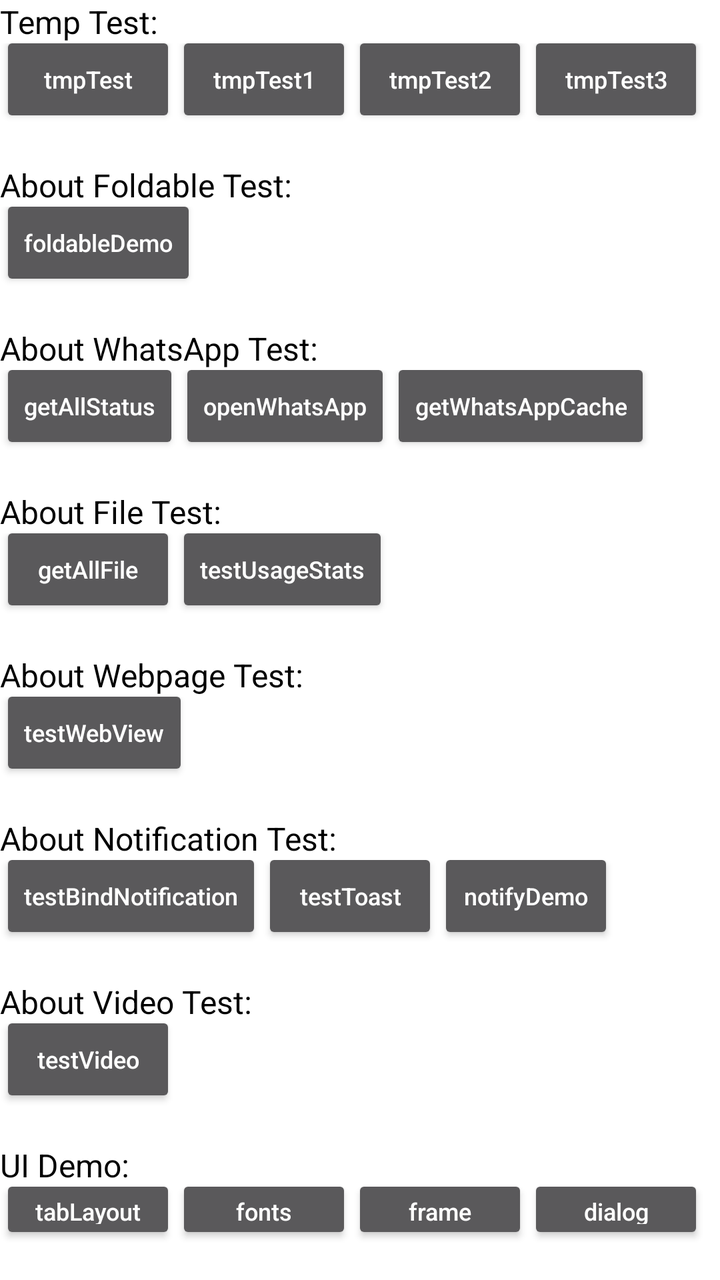
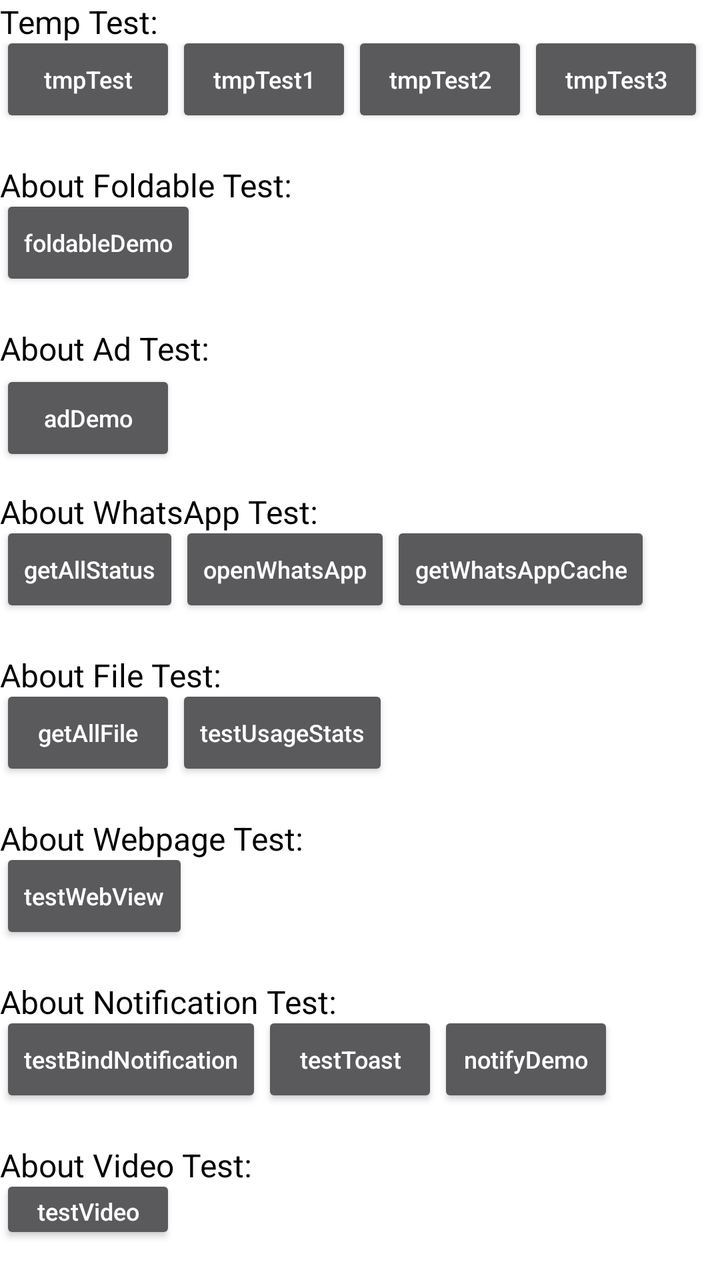

The first picture is an Android layout as it rendered before a commit; the second is the same layout after the commit. The layout source and the unified diff follow.
<!-- AndroidManifest.xml: activity theme ActivityMain -->
<!-- res/layout/activity_main.xml -->
<?xml version="1.0" encoding="utf-8"?>
<LinearLayout xmlns:android="http://schemas.android.com/apk/res/android"
    xmlns:tools="http://schemas.android.com/tools"
    android:layout_width="match_parent"
    android:layout_height="match_parent"
    android:background="@color/white"
    android:orientation="vertical"
    tools:context=".MainActivity">

    <LinearLayout
        android:id="@+id/rootView"
        android:layout_width="match_parent"
        android:layout_height="wrap_content"
        android:gravity="center_vertical"
        android:orientation="vertical">

        <TextView
            android:layout_width="wrap_content"
            android:layout_height="wrap_content"
            android:text="Temp Test: "
            android:textColor="@color/black"
            android:textSize="@dimen/dp_16"
            android:typeface="normal" />

        <LinearLayout
            android:layout_width="match_parent"
            android:layout_height="wrap_content"
            android:gravity="center_vertical"
            android:orientation="horizontal">

            <Button
                android:id="@+id/tmpTest"
                android:layout_width="wrap_content"
                android:layout_height="wrap_content"
                android:layout_marginBottom="12dp"
                android:text="tmpTest"
                android:textAllCaps="false"
                android:textSize="12dp" />

            <Button
                android:id="@+id/tmpTest1"
                android:layout_width="wrap_content"
                android:layout_height="wrap_content"
                android:layout_marginBottom="12dp"
                android:text="tmpTest1"
                android:textAllCaps="false"
                android:textSize="12dp" />

            <Button
                android:id="@+id/tmpTest2"
                android:layout_width="wrap_content"
                android:layout_height="wrap_content"
                android:layout_marginBottom="12dp"
                android:text="tmpTest2"
                android:textAllCaps="false"
                android:textSize="12dp" />

            <Button
                android:id="@+id/tmpTest3"
                android:layout_width="wrap_content"
                android:layout_height="wrap_content"
                android:layout_marginBottom="12dp"
                android:text="tmpTest3"
                android:textAllCaps="false"
                android:textSize="12dp" />
        </LinearLayout>
    </LinearLayout>

    <LinearLayout
        android:layout_width="match_parent"
        android:layout_height="wrap_content"
        android:gravity="center_vertical"
        android:orientation="vertical">

        <TextView
            android:layout_width="wrap_content"
            android:layout_height="wrap_content"
            android:text="About Foldable Test: "
            android:textColor="@color/black"
            android:textSize="@dimen/dp_16"
            android:typeface="normal" />

        <LinearLayout
            android:layout_width="match_parent"
            android:layout_height="wrap_content"
            android:gravity="center_vertical"
            android:orientation="horizontal">

            <Button
                android:id="@+id/foldableDemo"
                android:layout_width="wrap_content"
                android:layout_height="wrap_content"
                android:layout_marginBottom="12dp"
                android:text="foldableDemo"
                android:textAllCaps="false"
                android:textSize="12dp" />
        </LinearLayout>
    </LinearLayout>

    <LinearLayout
        android:layout_width="match_parent"
        android:layout_height="wrap_content"
        android:gravity="center_vertical"
        android:orientation="vertical">

        <TextView
            android:layout_width="wrap_content"
            android:layout_height="wrap_content"
            android:text="About WhatsApp Test: "
            android:textColor="@color/black"
            android:textSize="@dimen/dp_16"
            android:typeface="normal" />

        <LinearLayout
            android:layout_width="match_parent"
            android:layout_height="wrap_content"
            android:gravity="center_vertical"
            android:orientation="horizontal">

            <Button
                android:id="@+id/getAllStatus"
                android:layout_width="wrap_content"
                android:layout_height="wrap_content"
                android:layout_marginBottom="12dp"
                android:text="getAllStatus"
                android:textAllCaps="false"
                android:textSize="12dp" />

            <Button
                android:id="@+id/openWhatsApp"
                android:layout_width="wrap_content"
                android:layout_height="wrap_content"
                android:layout_marginBottom="12dp"
                android:text="openWhatsApp"
                android:textAllCaps="false"
                android:textSize="12dp" />

            <Button
                android:id="@+id/getWhatsAppCache"
                android:layout_width="wrap_content"
                android:layout_height="wrap_content"
                android:layout_marginBottom="12dp"
                android:text="getWhatsAppCache"
                android:textAllCaps="false"
                android:textSize="12dp" />
        </LinearLayout>
    </LinearLayout>

    <LinearLayout
        android:layout_width="match_parent"
        android:layout_height="wrap_content"
        android:gravity="center_vertical"
        android:orientation="vertical">

        <TextView
            android:layout_width="wrap_content"
            android:layout_height="wrap_content"
            android:text="About File Test: "
            android:textColor="@color/black"
            android:textSize="@dimen/dp_16"
            android:typeface="normal" />

        <LinearLayout
            android:layout_width="match_parent"
            android:layout_height="wrap_content"
            android:gravity="center_vertical"
            android:orientation="horizontal">

            <Button
                android:id="@+id/getAllFile"
                android:layout_width="wrap_content"
                android:layout_height="wrap_content"
                android:layout_marginBottom="12dp"
                android:text="getAllFile"
                android:textAllCaps="false"
                android:textSize="12dp" />

            <Button
                android:id="@+id/testUsageStats"
                android:layout_width="wrap_content"
                android:layout_height="wrap_content"
                android:layout_marginBottom="12dp"
                android:text="testUsageStats"
                android:textAllCaps="false"
                android:textSize="12dp" />
        </LinearLayout>
    </LinearLayout>

    <LinearLayout
        android:layout_width="match_parent"
        android:layout_height="wrap_content"
        android:gravity="center_vertical"
        android:orientation="vertical">

        <TextView
            android:layout_width="wrap_content"
            android:layout_height="wrap_content"
            android:text="About Webpage Test: "
            android:textColor="@color/black"
            android:textSize="@dimen/dp_16"
            android:typeface="normal" />

        <LinearLayout
            android:layout_width="match_parent"
            android:layout_height="wrap_content"
            android:gravity="center_vertical"
            android:orientation="horizontal">

            <Button
                android:id="@+id/testWebView"
                android:layout_width="wrap_content"
                android:layout_height="wrap_content"
                android:layout_marginBottom="12dp"
                android:text="testWebView"
                android:textAllCaps="false"
                android:textSize="12dp" />
        </LinearLayout>
    </LinearLayout>

    <LinearLayout
        android:layout_width="match_parent"
        android:layout_height="wrap_content"
        android:gravity="center_vertical"
        android:orientation="vertical">

        <TextView
            android:layout_width="wrap_content"
            android:layout_height="wrap_content"
            android:text="About Notification Test: "
            android:textColor="@color/black"
            android:textSize="@dimen/dp_16"
            android:typeface="normal" />

        <LinearLayout
            android:layout_width="match_parent"
            android:layout_height="wrap_content"
            android:gravity="center_vertical"
            android:orientation="horizontal">

            <Button
                android:id="@+id/testBindNotification"
                android:layout_width="wrap_content"
                android:layout_height="wrap_content"
                android:layout_marginBottom="12dp"
                android:text="testBindNotification"
                android:textAllCaps="false"
                android:textSize="12dp" />

            <Button
                android:id="@+id/testToast"
                android:layout_width="wrap_content"
                android:layout_height="wrap_content"
                android:layout_marginBottom="12dp"
                android:text="testToast"
                android:textAllCaps="false"
                android:textSize="12dp" />

            <Button
                android:id="@+id/notifyDemo"
                android:layout_width="wrap_content"
                android:layout_height="wrap_content"
                android:layout_marginBottom="12dp"
                android:text="notifyDemo"
                android:textAllCaps="false"
                android:textSize="12dp" />
        </LinearLayout>
    </LinearLayout>

    <LinearLayout
        android:layout_width="match_parent"
        android:layout_height="wrap_content"
        android:gravity="center_vertical"
        android:orientation="vertical">

        <TextView
            android:layout_width="wrap_content"
            android:layout_height="wrap_content"
            android:text="About Video Test: "
            android:textColor="@color/black"
            android:textSize="@dimen/dp_16"
            android:typeface="normal" />

        <LinearLayout
            android:layout_width="match_parent"
            android:layout_height="wrap_content"
            android:gravity="center_vertical"
            android:orientation="horizontal">

            <Button
                android:id="@+id/testVideo"
                android:layout_width="wrap_content"
                android:layout_height="wrap_content"
                android:layout_marginBottom="12dp"
                android:text="testVideo"
                android:textAllCaps="false"
                android:textSize="12dp" />
        </LinearLayout>

    </LinearLayout>

    <LinearLayout
        android:layout_width="match_parent"
        android:layout_height="wrap_content"
        android:gravity="center_vertical"
        android:orientation="vertical">

        <TextView
            android:layout_width="wrap_content"
            android:layout_height="wrap_content"
            android:text="UI Demo: "
            android:textColor="@color/black"
            android:textSize="@dimen/dp_16"
            android:typeface="normal" />

        <LinearLayout
            android:layout_width="match_parent"
            android:layout_height="wrap_content"
            android:gravity="center_vertical"
            android:orientation="horizontal">

            <Button
                android:id="@+id/tabLayout"
                android:layout_width="wrap_content"
                android:layout_height="wrap_content"
                android:layout_marginBottom="12dp"
                android:text="tabLayout"
                android:textAllCaps="false"
                android:textSize="12dp" />

            <Button
                android:id="@+id/fonts"
                android:layout_width="wrap_content"
                android:layout_height="wrap_content"
                android:layout_marginBottom="12dp"
                android:text="fonts"
                android:textAllCaps="false"
                android:textSize="12dp" />

            <Button
                android:id="@+id/frame"
                android:layout_width="wrap_content"
                android:layout_height="wrap_content"
                android:layout_marginBottom="12dp"
                android:text="frame"
                android:textAllCaps="false"
                android:textSize="12dp" />

            <Button
                android:id="@+id/dialog"
                android:layout_width="wrap_content"
                android:layout_height="wrap_content"
                android:layout_marginBottom="12dp"
                android:text="dialog"
                android:textAllCaps="false"
                android:textSize="12dp" />
        </LinearLayout>

        <LinearLayout
            android:layout_width="match_parent"
            android:layout_height="wrap_content"
            android:gravity="center_vertical"
            android:orientation="horizontal">

            <Button
                android:id="@+id/postNotify"
                android:layout_width="wrap_content"
                android:layout_height="wrap_content"
                android:layout_marginBottom="12dp"
                android:text="postNotify"
                android:textAllCaps="false"
                android:textSize="12dp" />

            <Button
                android:id="@+id/dragList"
                android:layout_width="wrap_content"
                android:layout_height="wrap_content"
                android:layout_marginBottom="12dp"
                android:text="dragList"
                android:textAllCaps="false"
                android:textSize="12dp" />
        </LinearLayout>

    </LinearLayout>

</LinearLayout>
<!-- resources referenced by this layout -->
<resources>
  <color name="black">#FF000000</color>
  <color name="white">#FFFFFFFF</color>
  <dimen name="dp_16">16dp</dimen>
  <style name="ActivityMain" parent="Theme.AppCompat">
          <item name="android:windowBackground">@drawable/activity_window_bg</item>
      </style>
  <!-- drawable activity_window_bg (drawable) -->
  <?xml version="1.0" encoding="utf-8"?>
  <layer-list xmlns:android="http://schemas.android.com/apk/res/android"
      android:opacity="opaque">
      <item android:drawable="@color/theme_common_color_d1" />
      <item
          android:width="288dp"
          android:height="288dp"
          android:gravity="center">
          <bitmap android:src="@drawable/app_splash_logo" />
      </item>
      <item
          android:width="200dp"
          android:height="80dp"
          android:gravity="bottom|center_horizontal"
          android:bottom="60dp">
          <bitmap android:src="@drawable/app_splash_text" />
      </item>
  </layer-list>
  <color name="theme_common_color_d1">#ffffffff</color>
  <!-- drawable app_splash_logo: png bitmap (drawable-night-xxhdpi, 5177 bytes) -->
  <!-- drawable app_splash_text: png bitmap (drawable-night-xxhdpi, 1970 bytes) -->
</resources>

<!-- the commit's change to res/layout/activity_main.xml (unified diff, before → after) -->
@@ -106,6 +106,30 @@
         <TextView
             android:layout_width="wrap_content"
             android:layout_height="wrap_content"
+            android:text="About Ad Test:"
+            android:textColor="@color/black"
+            android:textSize="@dimen/dp_16"
+            android:typeface="normal" />
+
+        <Button
+            android:id="@+id/adDemo"
+            android:layout_width="wrap_content"
+            android:layout_height="wrap_content"
+            android:layout_marginBottom="12dp"
+            android:text="adDemo"
+            android:textAllCaps="false"
+            android:textSize="12dp" />
+    </LinearLayout>
+
+    <LinearLayout
+        android:layout_width="match_parent"
+        android:layout_height="wrap_content"
+        android:gravity="center_vertical"
+        android:orientation="vertical">
+
+        <TextView
+            android:layout_width="wrap_content"
+            android:layout_height="wrap_content"
             android:text="About WhatsApp Test: "
             android:textColor="@color/black"
             android:textSize="@dimen/dp_16"
